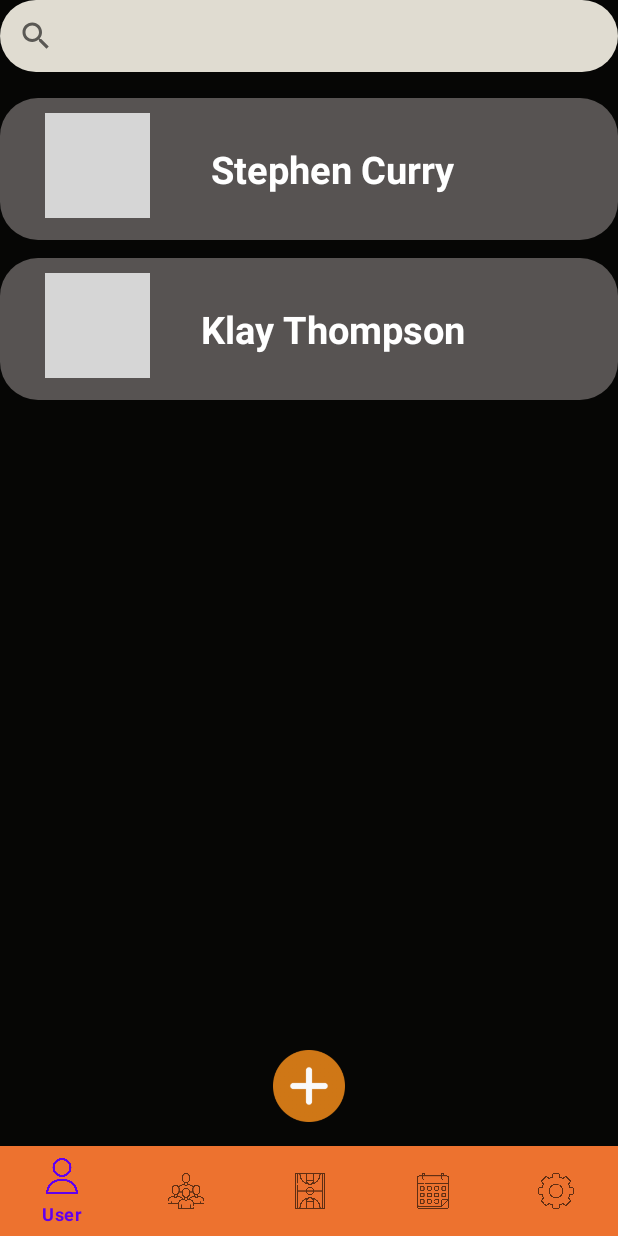
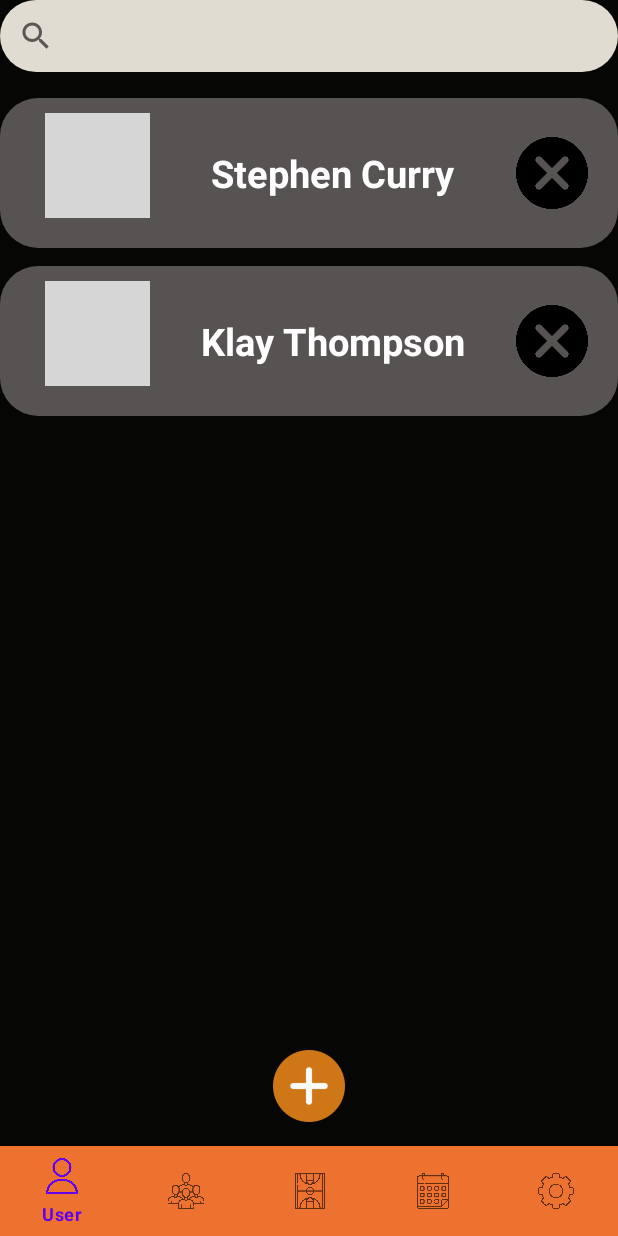
Before and after one commit to AlexDor8/Front-End, an Android app: the Jugadores screen opened directly, with no data from a screen before it, on a phone screen of 412 x 824 dp. Run offline under Robolectric (Android 15) with nearby library versions, the phone set to English and light mode, and no system bars; network calls fail; pictures from the network do not load; 2 statements that could not run were skipped; grey boxes are pictures that could not be loaded.

Commit message:
layouts con el delete jugador y equipo hechos

```diff
--- a/app/src/main/res/layout/item_jugador.xml
+++ b/app/src/main/res/layout/item_jugador.xml
@@ -36,6 +36,20 @@
         app:layout_constraintTop_toTopOf="parent"
         tools:text="Lebron James"></TextView>
 
+    <ImageButton
+        android:id="@+id/eliminarJugador"
+        android:layout_width="48dp"
+        android:layout_height="48dp"
+        android:layout_marginTop="16dp"
+        android:layout_marginEnd="10dp"
+        android:layout_marginBottom="16dp"
+        android:background="@null"
+        android:scaleType="fitCenter"
+        app:layout_constraintBottom_toBottomOf="parent"
+        app:layout_constraintEnd_toEndOf="parent"
+        app:layout_constraintTop_toTopOf="parent"
+        app:srcCompat="@drawable/eliminar"
+        tools:ignore="SpeakableTextPresentCheck,SpeakableTextPresentCheck" />
 
 
 </androidx.constraintlayout.widget.ConstraintLayout>
```
Also changed, not shown: app/src/main/res/layout/item_equipo.xml (+14 -0 lines), app/src/main/res/drawable/eliminar.png (added).
